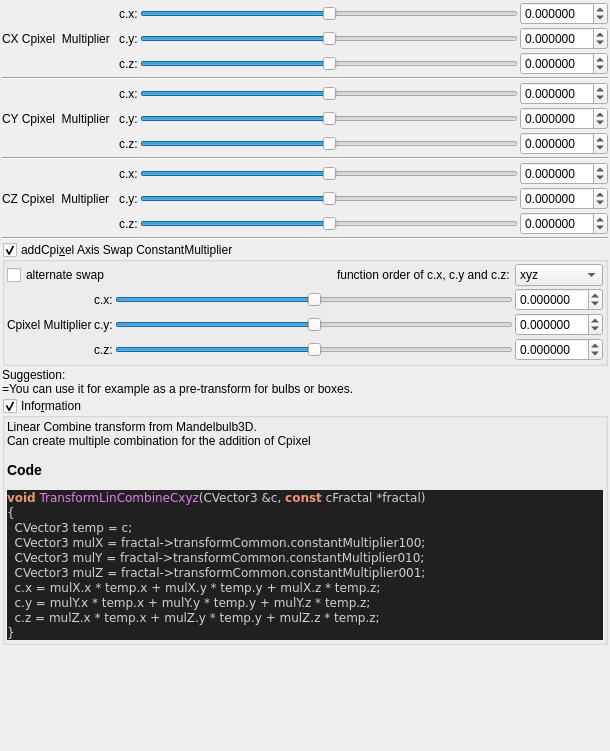
Above: mandelbulber2/qt_data/fractal_transf_lin_combine_Cxyz.ui from buddhi1980/mandelbulber2 before the change. Below: the same form after it.
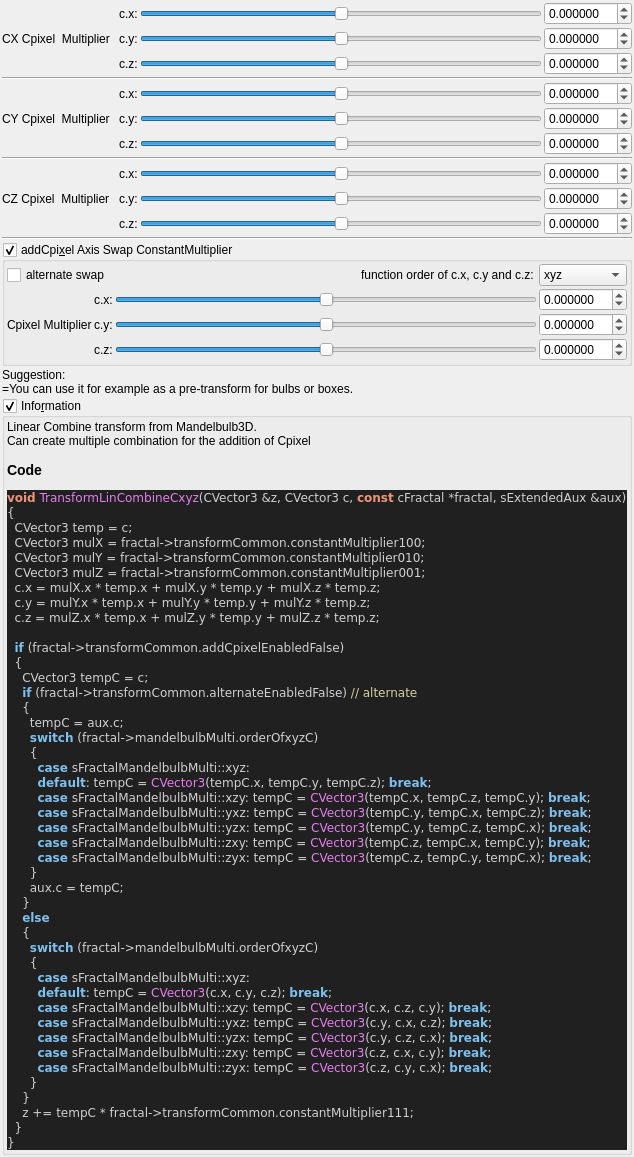
That is the form after the change. Custom widgets are drawn as their Qt base class.

What changed in the file:
```diff
--- a/mandelbulber2/qt_data/fractal_transf_lin_combine_Cxyz.ui
+++ b/mandelbulber2/qt_data/fractal_transf_lin_combine_Cxyz.ui
@@ -920,7 +920,7 @@
 &lt;/table&gt;
 &lt;h3&gt;Code&lt;/h3&gt;
 &lt;body style=&quot;background-color:#202020&quot;&gt;
-&lt;pre style=&quot;color:#d0d0d0; background-color:#202020;  font-family:'Courier New',monospace;&quot;&gt;&lt;span style=&quot;color:#f09479; font-weight:bold&quot;&gt;void&lt;/span&gt; &lt;span style=&quot;color:#e47eed&quot;&gt;TransformLinCombineCxyz&lt;/span&gt;&lt;span style=&quot;color:#d0d0d0&quot;&gt;(&lt;/span&gt;CVector3 &lt;span style=&quot;color:#d0d0d0&quot;&gt;&amp;amp;&lt;/span&gt;c&lt;span style=&quot;color:#d0d0d0&quot;&gt;,&lt;/span&gt; &lt;span style=&quot;color:#f09479; font-weight:bold&quot;&gt;const&lt;/span&gt; cFractal &lt;span style=&quot;color:#d0d0d0&quot;&gt;*&lt;/span&gt;fractal&lt;span style=&quot;color:#d0d0d0&quot;&gt;)&lt;/span&gt;
+&lt;pre style=&quot;color:#d0d0d0; background-color:#202020;  font-family:'Courier New',monospace;&quot;&gt;&lt;span style=&quot;color:#f09479; font-weight:bold&quot;&gt;void&lt;/span&gt; &lt;span style=&quot;color:#e47eed&quot;&gt;TransformLinCombineCxyz&lt;/span&gt;&lt;span style=&quot;color:#d0d0d0&quot;&gt;(&lt;/span&gt;CVector3 &lt;span style=&quot;color:#d0d0d0&quot;&gt;&amp;amp;&lt;/span&gt;z&lt;span style=&quot;color:#d0d0d0&quot;&gt;,&lt;/span&gt; CVector3 c&lt;span style=&quot;color:#d0d0d0&quot;&gt;,&lt;/span&gt; &lt;span style=&quot;color:#f09479; font-weight:bold&quot;&gt;const&lt;/span&gt; cFractal &lt;span style=&quot;color:#d0d0d0&quot;&gt;*&lt;/span&gt;fractal&lt;span style=&quot;color:#d0d0d0&quot;&gt;,&lt;/span&gt; sExtendedAux &lt;span style=&quot;color:#d0d0d0&quot;&gt;&amp;amp;&lt;/span&gt;aux&lt;span style=&quot;color:#d0d0d0&quot;&gt;)&lt;/span&gt;
 &lt;span style=&quot;color:#d0d0d0&quot;&gt;{&lt;/span&gt;
   CVector3 temp &lt;span style=&quot;color:#d0d0d0&quot;&gt;=&lt;/span&gt; c&lt;span style=&quot;color:#d0d0d0&quot;&gt;;&lt;/span&gt;
   CVector3 mulX &lt;span style=&quot;color:#d0d0d0&quot;&gt;=&lt;/span&gt; fractal&lt;span style=&quot;color:#d0d0d0&quot;&gt;-&amp;gt;&lt;/span&gt;transformCommon&lt;span style=&quot;color:#d0d0d0&quot;&gt;.&lt;/span&gt;constantMultiplier100&lt;span style=&quot;color:#d0d0d0&quot;&gt;;&lt;/span&gt;
@@ -929,6 +929,40 @@
   c&lt;span style=&quot;color:#d0d0d0&quot;&gt;.&lt;/span&gt;x &lt;span style=&quot;color:#d0d0d0&quot;&gt;=&lt;/span&gt; mulX&lt;span style=&quot;color:#d0d0d0&quot;&gt;.&lt;/span&gt;x &lt;span style=&quot;color:#d0d0d0&quot;&gt;*&lt;/span&gt; temp&lt;span style=&quot;color:#d0d0d0&quot;&gt;.&lt;/span&gt;x &lt;span style=&quot;color:#d0d0d0&quot;&gt;+&lt;/span&gt; mulX&lt;span style=&quot;color:#d0d0d0&quot;&gt;.&lt;/span&gt;y &lt;span style=&quot;color:#d0d0d0&quot;&gt;*&lt;/span&gt; temp&lt;span style=&quot;color:#d0d0d0&quot;&gt;.&lt;/span&gt;y &lt;span style=&quot;color:#d0d0d0&quot;&gt;+&lt;/span&gt; mulX&lt;span style=&quot;color:#d0d0d0&quot;&gt;.&lt;/span&gt;z &lt;span style=&quot;color:#d0d0d0&quot;&gt;*&lt;/span&gt; temp&lt;span style=&quot;color:#d0d0d0&quot;&gt;.&lt;/span&gt;z&lt;span style=&quot;color:#d0d0d0&quot;&gt;;&lt;/span&gt;
   c&lt;span style=&quot;color:#d0d0d0&quot;&gt;.&lt;/span&gt;y &lt;span style=&quot;color:#d0d0d0&quot;&gt;=&lt;/span&gt; mulY&lt;span style=&quot;color:#d0d0d0&quot;&gt;.&lt;/span&gt;x &lt;span style=&quot;color:#d0d0d0&quot;&gt;*&lt;/span&gt; temp&lt;span style=&quot;color:#d0d0d0&quot;&gt;.&lt;/span&gt;x &lt;span style=&quot;color:#d0d0d0&quot;&gt;+&lt;/span&gt; mulY&lt;span style=&quot;color:#d0d0d0&quot;&gt;.&lt;/span&gt;y &lt;span style=&quot;color:#d0d0d0&quot;&gt;*&lt;/span&gt; temp&lt;span style=&quot;color:#d0d0d0&quot;&gt;.&lt;/span&gt;y &lt;span style=&quot;color:#d0d0d0&quot;&gt;+&lt;/span&gt; mulY&lt;span style=&quot;color:#d0d0d0&quot;&gt;.&lt;/span&gt;z &lt;span style=&quot;color:#d0d0d0&quot;&gt;*&lt;/span&gt; temp&lt;span style=&quot;color:#d0d0d0&quot;&gt;.&lt;/span&gt;z&lt;span style=&quot;color:#d0d0d0&quot;&gt;;&lt;/span&gt;
   c&lt;span style=&quot;color:#d0d0d0&quot;&gt;.&lt;/span&gt;z &lt;span style=&quot;color:#d0d0d0&quot;&gt;=&lt;/span&gt; mulZ&lt;span style=&quot;color:#d0d0d0&quot;&gt;.&lt;/span&gt;x &lt;span style=&quot;color:#d0d0d0&quot;&gt;*&lt;/span&gt; temp&lt;span style=&quot;color:#d0d0d0&quot;&gt;.&lt;/span&gt;x &lt;span style=&quot;color:#d0d0d0&quot;&gt;+&lt;/span&gt; mulZ&lt;span style=&quot;color:#d0d0d0&quot;&gt;.&lt;/span&gt;y &lt;span style=&quot;color:#d0d0d0&quot;&gt;*&lt;/span&gt; temp&lt;span style=&quot;color:#d0d0d0&quot;&gt;.&lt;/span&gt;y &lt;span style=&quot;color:#d0d0d0&quot;&gt;+&lt;/span&gt; mulZ&lt;span style=&quot;color:#d0d0d0&quot;&gt;.&lt;/span&gt;z &lt;span style=&quot;color:#d0d0d0&quot;&gt;*&lt;/span&gt; temp&lt;span style=&quot;color:#d0d0d0&quot;&gt;.&lt;/span&gt;z&lt;span style=&quot;color:#d0d0d0&quot;&gt;;&lt;/span&gt;
+
+  &lt;span style=&quot;color:#7ec0ee; font-weight:bold&quot;&gt;if&lt;/span&gt; &lt;span style=&quot;color:#d0d0d0&quot;&gt;(&lt;/span&gt;fractal&lt;span style=&quot;color:#d0d0d0&quot;&gt;-&amp;gt;&lt;/span&gt;transformCommon&lt;span style=&quot;color:#d0d0d0&quot;&gt;.&lt;/span&gt;addCpixelEnabledFalse&lt;span style=&quot;color:#d0d0d0&quot;&gt;)&lt;/span&gt;
+  &lt;span style=&quot;color:#d0d0d0&quot;&gt;{&lt;/span&gt;
+    CVector3 tempC &lt;span style=&quot;color:#d0d0d0&quot;&gt;=&lt;/span&gt; c&lt;span style=&quot;color:#d0d0d0&quot;&gt;;&lt;/span&gt;
+    &lt;span style=&quot;color:#7ec0ee; font-weight:bold&quot;&gt;if&lt;/span&gt; &lt;span style=&quot;color:#d0d0d0&quot;&gt;(&lt;/span&gt;fractal&lt;span style=&quot;color:#d0d0d0&quot;&gt;-&amp;gt;&lt;/span&gt;transformCommon&lt;span style=&quot;color:#d0d0d0&quot;&gt;.&lt;/span&gt;alternateEnabledFalse&lt;span style=&quot;color:#d0d0d0&quot;&gt;)&lt;/span&gt; &lt;span style=&quot;color:#d0d0a0&quot;&gt;// alternate&lt;/span&gt;
+    &lt;span style=&quot;color:#d0d0d0&quot;&gt;{&lt;/span&gt;
+      tempC &lt;span style=&quot;color:#d0d0d0&quot;&gt;=&lt;/span&gt; aux&lt;span style=&quot;color:#d0d0d0&quot;&gt;.&lt;/span&gt;c&lt;span style=&quot;color:#d0d0d0&quot;&gt;;&lt;/span&gt;
+      &lt;span style=&quot;color:#7ec0ee; font-weight:bold&quot;&gt;switch&lt;/span&gt; &lt;span style=&quot;color:#d0d0d0&quot;&gt;(&lt;/span&gt;fractal&lt;span style=&quot;color:#d0d0d0&quot;&gt;-&amp;gt;&lt;/span&gt;mandelbulbMulti&lt;span style=&quot;color:#d0d0d0&quot;&gt;.&lt;/span&gt;orderOfxyzC&lt;span style=&quot;color:#d0d0d0&quot;&gt;)&lt;/span&gt;
+      &lt;span style=&quot;color:#d0d0d0&quot;&gt;{&lt;/span&gt;
+        &lt;span style=&quot;color:#7ec0ee; font-weight:bold&quot;&gt;case&lt;/span&gt; sFractalMandelbulbMulti&lt;span style=&quot;color:#d0d0d0&quot;&gt;::&lt;/span&gt;xyz&lt;span style=&quot;color:#d0d0d0&quot;&gt;:&lt;/span&gt;
+        &lt;span style=&quot;color:#7ec0ee; font-weight:bold&quot;&gt;default&lt;/span&gt;&lt;span style=&quot;color:#d0d0d0&quot;&gt;:&lt;/span&gt; tempC &lt;span style=&quot;color:#d0d0d0&quot;&gt;=&lt;/span&gt; &lt;span style=&quot;color:#e47eed&quot;&gt;CVector3&lt;/span&gt;&lt;span style=&quot;color:#d0d0d0&quot;&gt;(&lt;/span&gt;tempC&lt;span style=&quot;color:#d0d0d0&quot;&gt;.&lt;/span&gt;x&lt;span style=&quot;color:#d0d0d0&quot;&gt;,&lt;/span&gt; tempC&lt;span style=&quot;color:#d0d0d0&quot;&gt;.&lt;/span&gt;y&lt;span style=&quot;color:#d0d0d0&quot;&gt;,&lt;/span&gt; tempC&lt;span style=&quot;color:#d0d0d0&quot;&gt;.&lt;/span&gt;z&lt;span style=&quot;color:#d0d0d0&quot;&gt;);&lt;/span&gt; &lt;span style=&quot;color:#7ec0ee; font-weight:bold&quot;&gt;break&lt;/span&gt;&lt;span style=&quot;color:#d0d0d0&quot;&gt;;&lt;/span&gt;
+        &lt;span style=&quot;color:#7ec0ee; font-weight:bold&quot;&gt;case&lt;/span&gt; sFractalMandelbulbMulti&lt;span style=&quot;color:#d0d0d0&quot;&gt;::&lt;/span&gt;xzy&lt;span style=&quot;color:#d0d0d0&quot;&gt;:&lt;/span&gt; tempC &lt;span style=&quot;color:#d0d0d0&quot;&gt;=&lt;/span&gt; &lt;span style=&quot;color:#e47eed&quot;&gt;CVector3&lt;/span&gt;&lt;span style=&quot;color:#d0d0d0&quot;&gt;(&lt;/span&gt;tempC&lt;span style=&quot;color:#d0d0d0&quot;&gt;.&lt;/span&gt;x&lt;span style=&quot;color:#d0d0d0&quot;&gt;,&lt;/span&gt; tempC&lt;span style=&quot;color:#d0d0d0&quot;&gt;.&lt;/span&gt;z&lt;span style=&quot;color:#d0d0d0&quot;&gt;,&lt;/span&gt; tempC&lt;span style=&quot;color:#d0d0d0&quot;&gt;.&lt;/span&gt;y&lt;span style=&quot;color:#d0d0d0&quot;&gt;);&lt;/span&gt; &lt;span style=&quot;color:#7ec0ee; font-weight:bold&quot;&gt;break&lt;/span&gt;&lt;span style=&quot;color:#d0d0d0&quot;&gt;;&lt;/span&gt;
+        &lt;span style=&quot;color:#7ec0ee; font-weight:bold&quot;&gt;case&lt;/span&gt; sFractalMandelbulbMulti&lt;span style=&quot;color:#d0d0d0&quot;&gt;::&lt;/span&gt;yxz&lt;span style=&quot;color:#d0d0d0&quot;&gt;:&lt;/span&gt; tempC &lt;span style=&quot;color:#d0d0d0&quot;&gt;=&lt;/span&gt; &lt;span style=&quot;color:#e47eed&quot;&gt;CVector3&lt;/span&gt;&lt;span style=&quot;color:#d0d0d0&quot;&gt;(&lt;/span&gt;tempC&lt;span style=&quot;color:#d0d0d0&quot;&gt;.&lt;/span&gt;y&lt;span style=&quot;color:#d0d0d0&quot;&gt;,&lt;/span&gt; tempC&lt;span style=&quot;color:#d0d0d0&quot;&gt;.&lt;/span&gt;x&lt;span style=&quot;color:#d0d0d0&quot;&gt;,&lt;/span&gt; tempC&lt;span style=&quot;color:#d0d0d0&quot;&gt;.&lt;/span&gt;z&lt;span style=&quot;color:#d0d0d0&quot;&gt;);&lt;/span&gt; &lt;span style=&quot;color:#7ec0ee; font-weight:bold&quot;&gt;break&lt;/span&gt;&lt;span style=&quot;color:#d0d0d0&quot;&gt;;&lt;/span&gt;
+        &lt;span style=&quot;color:#7ec0ee; font-weight:bold&quot;&gt;case&lt;/span&gt; sFractalMandelbulbMulti&lt;span style=&quot;color:#d0d0d0&quot;&gt;::&lt;/span&gt;yzx&lt;span style=&quot;color:#d0d0d0&quot;&gt;:&lt;/span&gt; tempC &lt;span style=&quot;color:#d0d0d0&quot;&gt;=&lt;/span&gt; &lt;span style=&quot;color:#e47eed&quot;&gt;CVector3&lt;/span&gt;&lt;span style=&quot;color:#d0d0d0&quot;&gt;(&lt;/span&gt;tempC&lt;span style=&quot;color:#d0d0d0&quot;&gt;.&lt;/span&gt;y&lt;span style=&quot;color:#d0d0d0&quot;&gt;,&lt;/span&gt; tempC&lt;span style=&quot;color:#d0d0d0&quot;&gt;.&lt;/span&gt;z&lt;span style=&quot;color:#d0d0d0&quot;&gt;,&lt;/span&gt; tempC&lt;span style=&quot;color:#d0d0d0&quot;&gt;.&lt;/span&gt;x&lt;span style=&quot;color:#d0d0d0&quot;&gt;);&lt;/span&gt; &lt;span style=&quot;color:#7ec0ee; font-weight:bold&quot;&gt;break&lt;/span&gt;&lt;span style=&quot;color:#d0d0d0&quot;&gt;;&lt;/span&gt;
+        &lt;span style=&quot;color:#7ec0ee; font-weight:bold&quot;&gt;case&lt;/span&gt; sFractalMandelbulbMulti&lt;span style=&quot;color:#d0d0d0&quot;&gt;::&lt;/span&gt;zxy&lt;span style=&quot;color:#d0d0d0&quot;&gt;:&lt;/span&gt; tempC &lt;span style=&quot;color:#d0d0d0&quot;&gt;=&lt;/span&gt; &lt;span style=&quot;color:#e47eed&quot;&gt;CVector3&lt;/span&gt;&lt;span style=&quot;color:#d0d0d0&quot;&gt;(&lt;/span&gt;tempC&lt;span style=&quot;color:#d0d0d0&quot;&gt;.&lt;/span&gt;z&lt;span style=&quot;color:#d0d0d0&quot;&gt;,&lt;/span&gt; tempC&lt;span style=&quot;color:#d0d0d0&quot;&gt;.&lt;/span&gt;x&lt;span style=&quot;color:#d0d0d0&quot;&gt;,&lt;/span&gt; tempC&lt;span style=&quot;color:#d0d0d0&quot;&gt;.&lt;/span&gt;y&lt;span style=&quot;color:#d0d0d0&quot;&gt;);&lt;/span&gt; &lt;span style=&quot;color:#7ec0ee; font-weight:bold&quot;&gt;break&lt;/span&gt;&lt;span style=&quot;color:#d0d0d0&quot;&gt;;&lt;/span&gt;
+        &lt;span style=&quot;color:#7ec0ee; font-weight:bold&quot;&gt;case&lt;/span&gt; sFractalMandelbulbMulti&lt;span style=&quot;color:#d0d0d0&quot;&gt;::&lt;/span&gt;zyx&lt;span style=&quot;color:#d0d0d0&quot;&gt;:&lt;/span&gt; tempC &lt;span style=&quot;color:#d0d0d0&quot;&gt;=&lt;/span&gt; &lt;span style=&quot;color:#e47eed&quot;&gt;CVector3&lt;/span&gt;&lt;span style=&quot;color:#d0d0d0&quot;&gt;(&lt;/span&gt;tempC&lt;span style=&quot;color:#d0d0d0&quot;&gt;.&lt;/span&gt;z&lt;span style=&quot;color:#d0d0d0&quot;&gt;,&lt;/span&gt; tempC&lt;span style=&quot;color:#d0d0d0&quot;&gt;.&lt;/span&gt;y&lt;span style=&quot;color:#d0d0d0&quot;&gt;,&lt;/span&gt; tempC&lt;span style=&quot;color:#d0d0d0&quot;&gt;.&lt;/span&gt;x&lt;span style=&quot;color:#d0d0d0&quot;&gt;);&lt;/span&gt; &lt;span style=&quot;color:#7ec0ee; font-weight:bold&quot;&gt;break&lt;/span&gt;&lt;span style=&quot;color:#d0d0d0&quot;&gt;;&lt;/span&gt;
+      &lt;span style=&quot;color:#d0d0d0&quot;&gt;}&lt;/span&gt;
+      aux&lt;span style=&quot;color:#d0d0d0&quot;&gt;.&lt;/span&gt;c &lt;span style=&quot;color:#d0d0d0&quot;&gt;=&lt;/span&gt; tempC&lt;span style=&quot;color:#d0d0d0&quot;&gt;;&lt;/span&gt;
+    &lt;span style=&quot;color:#d0d0d0&quot;&gt;}&lt;/span&gt;
+    &lt;span style=&quot;color:#7ec0ee; font-weight:bold&quot;&gt;else&lt;/span&gt;
+    &lt;span style=&quot;color:#d0d0d0&quot;&gt;{&lt;/span&gt;
+      &lt;span style=&quot;color:#7ec0ee; font-weight:bold&quot;&gt;switch&lt;/span&gt; &lt;span style=&quot;color:#d0d0d0&quot;&gt;(&lt;/span&gt;fractal&lt;span style=&quot;color:#d0d0d0&quot;&gt;-&amp;gt;&lt;/span&gt;mandelbulbMulti&lt;span style=&quot;color:#d0d0d0&quot;&gt;.&lt;/span&gt;orderOfxyzC&lt;span style=&quot;color:#d0d0d0&quot;&gt;)&lt;/span&gt;
+      &lt;span style=&quot;color:#d0d0d0&quot;&gt;{&lt;/span&gt;
+        &lt;span style=&quot;color:#7ec0ee; font-weight:bold&quot;&gt;case&lt;/span&gt; sFractalMandelbulbMulti&lt;span style=&quot;color:#d0d0d0&quot;&gt;::&lt;/span&gt;xyz&lt;span style=&quot;color:#d0d0d0&quot;&gt;:&lt;/span&gt;
+        &lt;span style=&quot;color:#7ec0ee; font-weight:bold&quot;&gt;default&lt;/span&gt;&lt;span style=&quot;color:#d0d0d0&quot;&gt;:&lt;/span&gt; tempC &lt;span style=&quot;color:#d0d0d0&quot;&gt;=&lt;/span&gt; &lt;span style=&quot;color:#e47eed&quot;&gt;CVector3&lt;/span&gt;&lt;span style=&quot;color:#d0d0d0&quot;&gt;(&lt;/span&gt;c&lt;span style=&quot;color:#d0d0d0&quot;&gt;.&lt;/span&gt;x&lt;span style=&quot;color:#d0d0d0&quot;&gt;,&lt;/span&gt; c&lt;span style=&quot;color:#d0d0d0&quot;&gt;.&lt;/span&gt;y&lt;span style=&quot;color:#d0d0d0&quot;&gt;,&lt;/span&gt; c&lt;span style=&quot;color:#d0d0d0&quot;&gt;.&lt;/span&gt;z&lt;span style=&quot;color:#d0d0d0&quot;&gt;);&lt;/span&gt; &lt;span style=&quot;color:#7ec0ee; font-weight:bold&quot;&gt;break&lt;/span&gt;&lt;span style=&quot;color:#d0d0d0&quot;&gt;;&lt;/span&gt;
+        &lt;span style=&quot;color:#7ec0ee; font-weight:bold&quot;&gt;case&lt;/span&gt; sFractalMandelbulbMulti&lt;span style=&quot;color:#d0d0d0&quot;&gt;::&lt;/span&gt;xzy&lt;span style=&quot;color:#d0d0d0&quot;&gt;:&lt;/span&gt; tempC &lt;span style=&quot;color:#d0d0d0&quot;&gt;=&lt;/span&gt; &lt;span style=&quot;color:#e47eed&quot;&gt;CVector3&lt;/span&gt;&lt;span style=&quot;color:#d0d0d0&quot;&gt;(&lt;/span&gt;c&lt;span style=&quot;color:#d0d0d0&quot;&gt;.&lt;/span&gt;x&lt;span style=&quot;color:#d0d0d0&quot;&gt;,&lt;/span&gt; c&lt;span style=&quot;color:#d0d0d0&quot;&gt;.&lt;/span&gt;z&lt;span style=&quot;color:#d0d0d0&quot;&gt;,&lt;/span&gt; c&lt;span style=&quot;color:#d0d0d0&quot;&gt;.&lt;/span&gt;y&lt;span style=&quot;color:#d0d0d0&quot;&gt;);&lt;/span&gt; &lt;span style=&quot;color:#7ec0ee; font-weight:bold&quot;&gt;break&lt;/span&gt;&lt;span style=&quot;color:#d0d0d0&quot;&gt;;&lt;/span&gt;
+        &lt;span style=&quot;color:#7ec0ee; font-weight:bold&quot;&gt;case&lt;/span&gt; sFractalMandelbulbMulti&lt;span style=&quot;color:#d0d0d0&quot;&gt;::&lt;/span&gt;yxz&lt;span style=&quot;color:#d0d0d0&quot;&gt;:&lt;/span&gt; tempC &lt;span style=&quot;color:#d0d0d0&quot;&gt;=&lt;/span&gt; &lt;span style=&quot;color:#e47eed&quot;&gt;CVector3&lt;/span&gt;&lt;span style=&quot;color:#d0d0d0&quot;&gt;(&lt;/span&gt;c&lt;span style=&quot;color:#d0d0d0&quot;&gt;.&lt;/span&gt;y&lt;span style=&quot;color:#d0d0d0&quot;&gt;,&lt;/span&gt; c&lt;span style=&quot;color:#d0d0d0&quot;&gt;.&lt;/span&gt;x&lt;span style=&quot;color:#d0d0d0&quot;&gt;,&lt;/span&gt; c&lt;span style=&quot;color:#d0d0d0&quot;&gt;.&lt;/span&gt;z&lt;span style=&quot;color:#d0d0d0&quot;&gt;);&lt;/span&gt; &lt;span style=&quot;color:#7ec0ee; font-weight:bold&quot;&gt;break&lt;/span&gt;&lt;span style=&quot;color:#d0d0d0&quot;&gt;;&lt;/span&gt;
+        &lt;span style=&quot;color:#7ec0ee; font-weight:bold&quot;&gt;case&lt;/span&gt; sFractalMandelbulbMulti&lt;span style=&quot;color:#d0d0d0&quot;&gt;::&lt;/span&gt;yzx&lt;span style=&quot;color:#d0d0d0&quot;&gt;:&lt;/span&gt; tempC &lt;span style=&quot;color:#d0d0d0&quot;&gt;=&lt;/span&gt; &lt;span style=&quot;color:#e47eed&quot;&gt;CVector3&lt;/span&gt;&lt;span style=&quot;color:#d0d0d0&quot;&gt;(&lt;/span&gt;c&lt;span style=&quot;color:#d0d0d0&quot;&gt;.&lt;/span&gt;y&lt;span style=&quot;color:#d0d0d0&quot;&gt;,&lt;/span&gt; c&lt;span style=&quot;color:#d0d0d0&quot;&gt;.&lt;/span&gt;z&lt;span style=&quot;color:#d0d0d0&quot;&gt;,&lt;/span&gt; c&lt;span style=&quot;color:#d0d0d0&quot;&gt;.&lt;/span&gt;x&lt;span style=&quot;color:#d0d0d0&quot;&gt;);&lt;/span&gt; &lt;span style=&quot;color:#7ec0ee; font-weight:bold&quot;&gt;break&lt;/span&gt;&lt;span style=&quot;color:#d0d0d0&quot;&gt;;&lt;/span&gt;
+        &lt;span style=&quot;color:#7ec0ee; font-weight:bold&quot;&gt;case&lt;/span&gt; sFractalMandelbulbMulti&lt;span style=&quot;color:#d0d0d0&quot;&gt;::&lt;/span&gt;zxy&lt;span style=&quot;color:#d0d0d0&quot;&gt;:&lt;/span&gt; tempC &lt;span style=&quot;color:#d0d0d0&quot;&gt;=&lt;/span&gt; &lt;span style=&quot;color:#e47eed&quot;&gt;CVector3&lt;/span&gt;&lt;span style=&quot;color:#d0d0d0&quot;&gt;(&lt;/span&gt;c&lt;span style=&quot;color:#d0d0d0&quot;&gt;.&lt;/span&gt;z&lt;span style=&quot;color:#d0d0d0&quot;&gt;,&lt;/span&gt; c&lt;span style=&quot;color:#d0d0d0&quot;&gt;.&lt;/span&gt;x&lt;span style=&quot;color:#d0d0d0&quot;&gt;,&lt;/span&gt; c&lt;span style=&quot;color:#d0d0d0&quot;&gt;.&lt;/span&gt;y&lt;span style=&quot;color:#d0d0d0&quot;&gt;);&lt;/span&gt; &lt;span style=&quot;color:#7ec0ee; font-weight:bold&quot;&gt;break&lt;/span&gt;&lt;span style=&quot;color:#d0d0d0&quot;&gt;;&lt;/span&gt;
+        &lt;span style=&quot;color:#7ec0ee; font-weight:bold&quot;&gt;case&lt;/span&gt; sFractalMandelbulbMulti&lt;span style=&quot;color:#d0d0d0&quot;&gt;::&lt;/span&gt;zyx&lt;span style=&quot;color:#d0d0d0&quot;&gt;:&lt;/span&gt; tempC &lt;span style=&quot;color:#d0d0d0&quot;&gt;=&lt;/span&gt; &lt;span style=&quot;color:#e47eed&quot;&gt;CVector3&lt;/span&gt;&lt;span style=&quot;color:#d0d0d0&quot;&gt;(&lt;/span&gt;c&lt;span style=&quot;color:#d0d0d0&quot;&gt;.&lt;/span&gt;z&lt;span style=&quot;color:#d0d0d0&quot;&gt;,&lt;/span&gt; c&lt;span style=&quot;color:#d0d0d0&quot;&gt;.&lt;/span&gt;y&lt;span style=&quot;color:#d0d0d0&quot;&gt;,&lt;/span&gt; c&lt;span style=&quot;color:#d0d0d0&quot;&gt;.&lt;/span&gt;x&lt;span style=&quot;color:#d0d0d0&quot;&gt;);&lt;/span&gt; &lt;span style=&quot;color:#7ec0ee; font-weight:bold&quot;&gt;break&lt;/span&gt;&lt;span style=&quot;color:#d0d0d0&quot;&gt;;&lt;/span&gt;
+      &lt;span style=&quot;color:#d0d0d0&quot;&gt;}&lt;/span&gt;
+    &lt;span style=&quot;color:#d0d0d0&quot;&gt;}&lt;/span&gt;
+    z &lt;span style=&quot;color:#d0d0d0&quot;&gt;+=&lt;/span&gt; tempC &lt;span style=&quot;color:#d0d0d0&quot;&gt;*&lt;/span&gt; fractal&lt;span style=&quot;color:#d0d0d0&quot;&gt;-&amp;gt;&lt;/span&gt;transformCommon&lt;span style=&quot;color:#d0d0d0&quot;&gt;.&lt;/span&gt;constantMultiplier111&lt;span style=&quot;color:#d0d0d0&quot;&gt;;&lt;/span&gt;
+  &lt;span style=&quot;color:#d0d0d0&quot;&gt;}&lt;/span&gt;
 &lt;span style=&quot;color:#d0d0d0&quot;&gt;}&lt;/span&gt;
 &lt;/pre&gt;
 &lt;/body&gt;</string>
```
